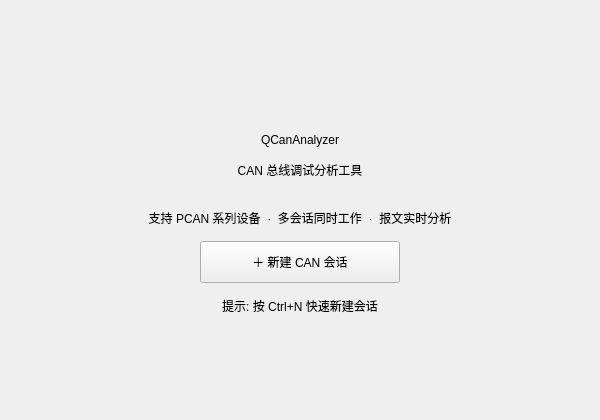
The window that ui/welcomewidget.ui (greyskysoul/QCanAnalyzer) describes before a commit, drawn with Qt 5.
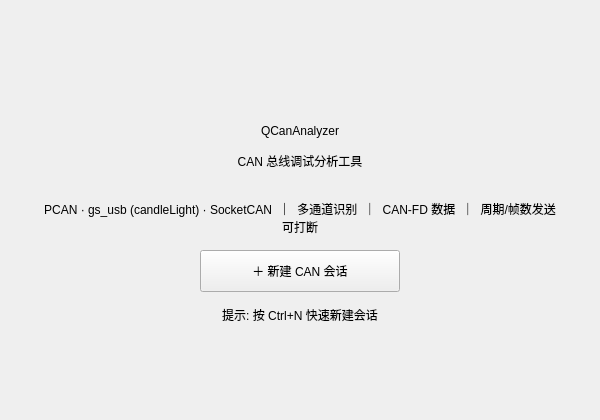
The same window after the commit.

Commit message:
feat: 发送面板重构、多帧可打断、通道列及UI优化
- 发送面板UI重构:
  - 周期复选框勾选时锁定周期SpinBox，取消勾选后允许修改周期
  - 新增发送帧数SpinBox（最小1），点击发送按指定帧数发送
  - 数据输入框从QLineEdit改为QPlainTextEdit，支持CAN FD 64字节数据
  - 数据输入自动过滤非十六进制字符
  - DLC SpinBox范围扩展为0~64
  - CanMessage::data[]扩容为64字节

- 多帧发送可打断:
  - 改为逐帧+QTimer异步发送，替代同步for循环
  - 点击发送后按钮变红色"停止"，可随时中断剩余帧
  - 发送期间禁用所有参数编辑控件

- 接收表格新增通道列:
  - CanMessage添加channel字段
  - 三个适配器接收消息时填入通道号
  - 表格列顺序: 时间|ID|通道|类型|DLC|数据|方向
  - CSV导出包含通道信息

- 移除gsusbadapter.cpp和pcanadapter.cpp中非必要的qDebug()调试输出

- 更新README.md功能特性、截图ASCII图、项目结构
- 更新欢迎界面描述文字

The edit to the form file:
```diff
--- a/ui/welcomewidget.ui
+++ b/ui/welcomewidget.ui
@@ -97,7 +97,7 @@
    <item>
     <widget class="QLabel" name="descLabel">
      <property name="text">
-      <string>支持 PCAN 系列设备  ·  多会话同时工作  ·  报文实时分析</string>
+      <string>PCAN · gs_usb (candleLight) · SocketCAN  ｜  多通道识别  ｜  CAN-FD 数据  ｜  周期/帧数发送可打断</string>
      </property>
      <property name="alignment">
       <set>Qt::AlignCenter</set>
```
The commit also changes 9 other files.
